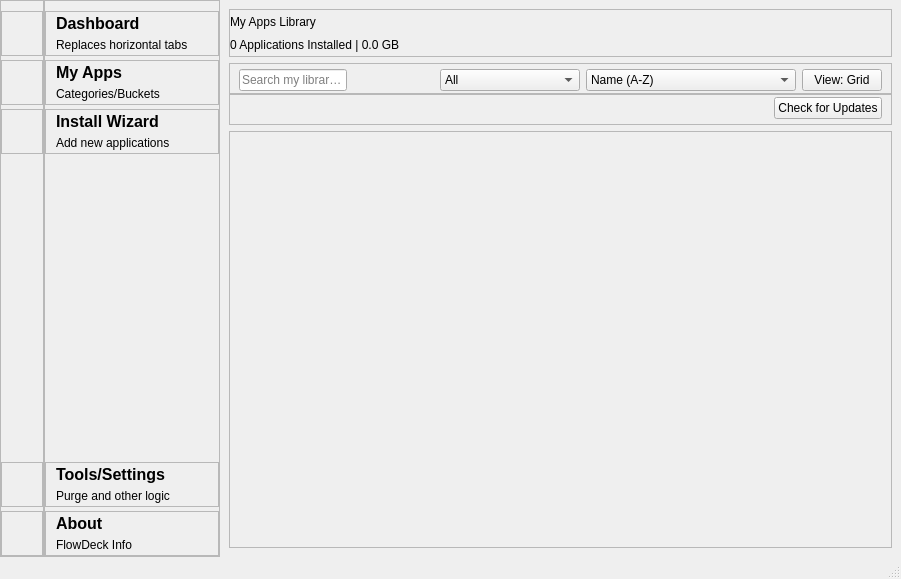
This is ui/ui_main_v4.ui in immortal222/FlowDeck as Qt 5 draws it before an edit. The edited form follows.
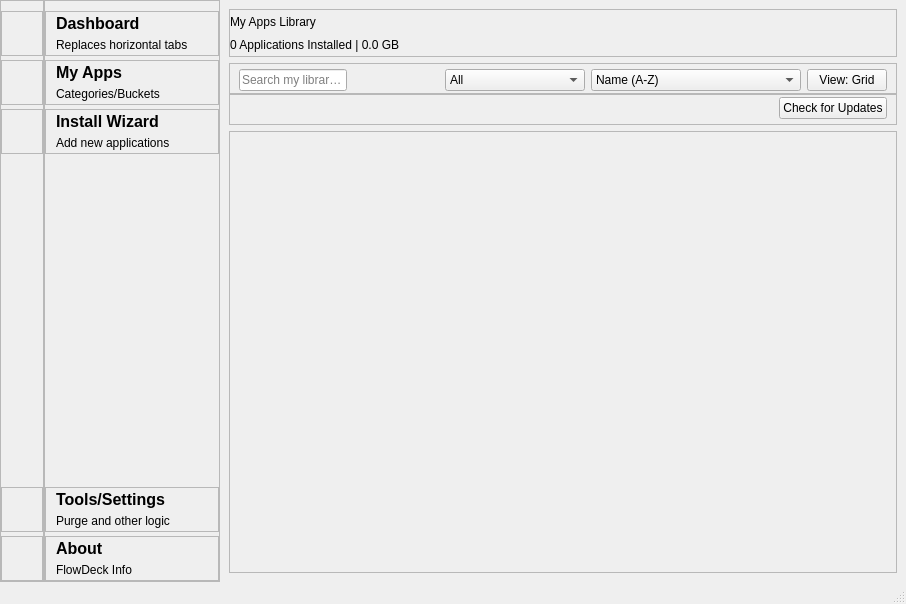
This is the edited form. Icons and pictures are not drawn.

```diff
--- a/ui/ui_main_v4.ui
+++ b/ui/ui_main_v4.ui
@@ -6,8 +6,8 @@
    <rect>
     <x>0</x>
     <y>0</y>
-    <width>901</width>
-    <height>579</height>
+    <width>906</width>
+    <height>604</height>
    </rect>
   </property>
   <property name="windowTitle">
@@ -2860,8 +2860,8 @@
               <rect>
                <x>0</x>
                <y>0</y>
-               <width>669</width>
-               <height>390</height>
+               <width>674</width>
+               <height>415</height>
               </rect>
              </property>
              <layout class="QGridLayout" name="gridLayout_2"/>
```
Left out of the diff: 6 changed lines with no effect on the pictures.
